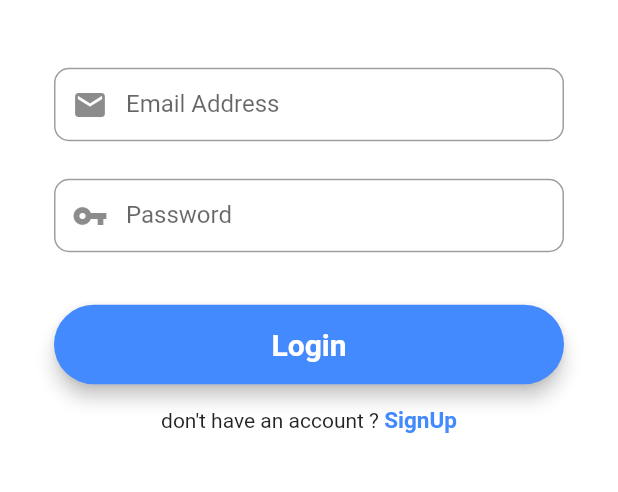
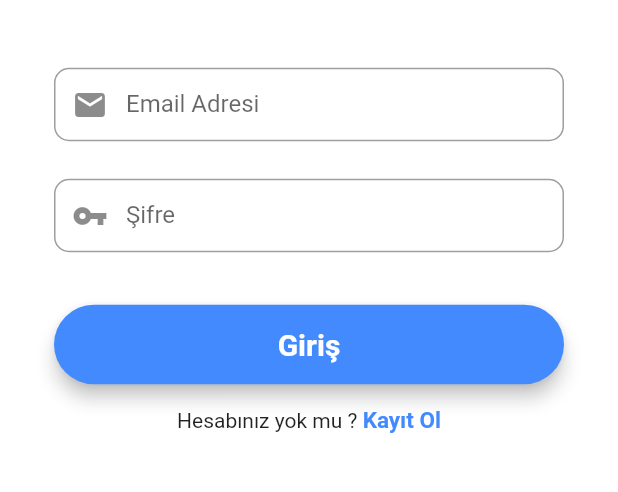
Before and after one commit to OsmanBuyuksar/Hastane-Sistemi, a Flutter app: the LoginScreen screen opened directly, on a phone screen of 412 x 824 dp, the part 551-1043 px from its top. Run offline on Flutter 3.47's test engine with Material 2 defaults, Android fonts, the phone set to English and light mode, and no system bars; our stand-ins replace cloud_firestore, firebase_auth, firebase_core, firebase_storage, fluttertoast, google_fonts and 1 more; accounts and stored records are empty.

Commit message:
türkçe düzenleme

```diff
--- a/frontend/test1_app/lib/screens/login_screen.dart
+++ b/frontend/test1_app/lib/screens/login_screen.dart
@@ -32,10 +32,10 @@ class _LoginScreenState extends State<LoginScreen> {
       keyboardType: TextInputType.emailAddress,
       validator: (value) {
         if (value.isEmpty) {
-          return ("Please Enter Your E-mail");
+          return ("Lütfen E-mail'inizi giriniz");
         }
         if (!RegExp("^[a-zA-Z0-9+_.-]+@[a-zA-Z0-9.-]+.[a-z]").hasMatch(value)) {
-          return ("Please Enter a valid email");
+          return ("Lütfen geçerli bir mail giriniz");
         }
         return null;
       },
@@ -46,7 +46,7 @@ class _LoginScreenState extends State<LoginScreen> {
       decoration: InputDecoration(
         prefixIcon: const Icon(Icons.mail),
         contentPadding: const EdgeInsets.fromLTRB(20, 15, 20, 15),
-        labelText: "Email Address",
+        labelText: "Email Adresi",
         border: OutlineInputBorder(
           borderRadius: BorderRadius.circular(10),
         ),
@@ -60,10 +60,10 @@ class _LoginScreenState extends State<LoginScreen> {
       validator: (value) {
         RegExp regex = new RegExp(r'^.{6,}$');
         if (value.isEmpty) {
-          return ("Password is required for login");
+          return ("Giriş yapmak için şifre gerekli");
         }
         if (!regex.hasMatch(value)) {
-          return ("Enter Valid Password(Min. 6 Character)");
+          return ("Geçerli bir şifre giriniz(Min. 6 karakter)");
         }
         return null;
       },
@@ -74,7 +74,7 @@ class _LoginScreenState extends State<LoginScreen> {
       decoration: InputDecoration(
         prefixIcon: const Icon(Icons.vpn_key),
         contentPadding: const EdgeInsets.fromLTRB(20, 15, 20, 15),
-        labelText: "Password",
+        labelText: "Şifre",
         border: OutlineInputBorder(
           borderRadius: BorderRadius.circular(10),
         ),
@@ -92,7 +92,7 @@ class _LoginScreenState extends State<LoginScreen> {
           signIn(emailController.text, passwordController.text);
         },
         child: const Text(
-          "Login",
+          "Giriş",
           textAlign: TextAlign.center,
           style: TextStyle(
               fontSize: 20, color: Colors.white, fontWeight: FontWeight.bold),
@@ -139,7 +139,7 @@ class _LoginScreenState extends State<LoginScreen> {
                       Row(
                         mainAxisAlignment: MainAxisAlignment.center,
                         children: <Widget>[
-                          const Text("don't have an account ? "),
+                          const Text("Hesabınız yok mu ? "),
                           GestureDetector(
                             onTap: () {
                               Navigator.push(
@@ -149,7 +149,7 @@ class _LoginScreenState extends State<LoginScreen> {
                                           const SignupScreen()));
                             },
                             child: const Text(
-                              "SignUp",
+                              "Kayıt Ol",
                               style: TextStyle(
                                   color: Colors.blueAccent,
                                   fontWeight: FontWeight.bold,
@@ -173,7 +173,7 @@ class _LoginScreenState extends State<LoginScreen> {
         await _auth
             .signInWithEmailAndPassword(email: email, password: password)
             .then((uid) => {
-                  Fluttertoast.showToast(msg: "Login Successful"),
+                  Fluttertoast.showToast(msg: "Giriş Başarılı"),
                   Navigator.of(context).pushReplacement(
                       MaterialPageRoute(builder: (context) => HomeScreen())),
                 });
--- a/frontend/test1_app/lib/screens/onboarding_screen.dart
+++ b/frontend/test1_app/lib/screens/onboarding_screen.dart
@@ -30,7 +30,7 @@ class OnboardingScreen extends StatelessWidget {
                   crossAxisAlignment: CrossAxisAlignment.start,
                   children: <Widget>[
                     Text(
-                      'Choose The Doctor\nYou Want',
+                      'Hoşgeldiniz',
                       style: TextStyle(
                         fontWeight: FontWeight.bold,
                         fontSize: 32,
@@ -41,7 +41,7 @@ class OnboardingScreen extends StatelessWidget {
                       height: 20,
                     ),
                     Text(
-                      'Lorem ipsum dolor amet, consectetur\nadipiscing inet deli',
+                      '\tGiriş yapmak için tıklayın',
                       style: TextStyle(
                         fontSize: 16,
                         color: kTitleTextColor.withOpacity(0.7),
@@ -67,7 +67,7 @@ class OnboardingScreen extends StatelessWidget {
                         borderRadius: BorderRadius.circular(20),
                       ),
                       child: Text(
-                        'Get Started',
+                        'Giriş Yap',
                         style: TextStyle(
                           color: kWhiteColor,
                           fontSize: 16,
```
